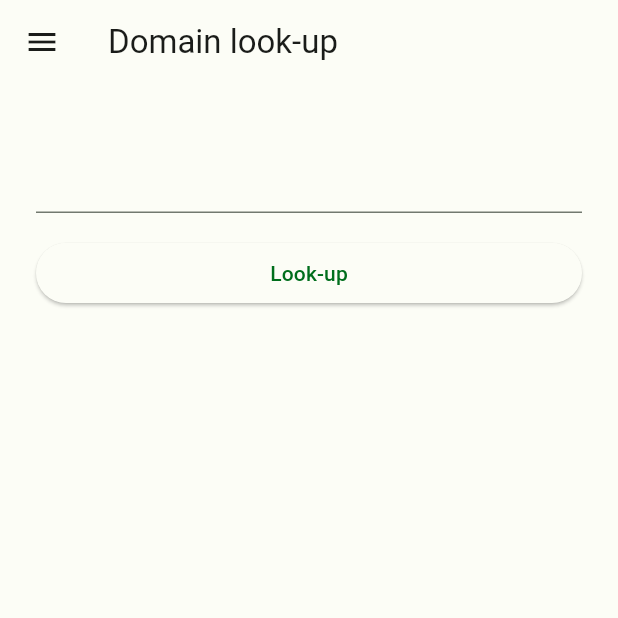
After one commit to rtafurthgarcia/NetSherlock, a Flutter app: the DNSPage screen opened by its route, on a phone screen of 412 x 824 dp, the top half of it. The commit adds this screen. Run offline on Flutter 3.47's test engine with Material 3 defaults, Android fonts, the phone set to English and light mode, and no system bars; our stand-ins replace flutter_secure_storage, sentry_flutter, skeletonizer, step_progress_indicator; missing offline and left inert: qr_mobile_vision, window_manager; accounts and stored records are empty.

Commit message:
Created a page dedicated to DNS lookups. Returns lotsa data but only display subdomains for now. Included a basic Sentry config

```diff
--- /dev/null
+++ b/lib/models/shodan_dns_entry.dart
@@ -0,0 +1,57 @@
+import 'dart:io';
+
+class ShodanDNSEntry {
+  String _subdomain;
+  String _type;
+  String _value;
+  DateTime _lastSeen;
+
+  String get subdomain => _subdomain;
+  String get type => _type;
+  String get value => _value;
+  DateTime get lastSeen => _lastSeen;
+
+  ShodanDNSEntry(
+    {required String subdomain,
+    required String type,
+    required String value,
+    required DateTime lastSeen
+    }): _subdomain = subdomain,
+        _type = type,
+        _value = value,
+        _lastSeen = lastSeen;
+
+  factory ShodanDNSEntry.fromJson(Map<String, dynamic> json) {
+    return ShodanDNSEntry(
+      subdomain: json['subdomain'],
+      type: json['type'],
+      value: json['value'],
+      lastSeen: DateTime.parse(json['last_seen'])
+    );
+  }
+}
+
+class ShodanDNSLookupResult {
+  String _domain;
+  List<String> _subdomains;
+  List<ShodanDNSEntry> _entries;
+
+  String get name => _domain;
+  List<String> get subdomains => _subdomains;
+  List<ShodanDNSEntry> get entries => _entries;
+
+  ShodanDNSLookupResult(
+    {required String domain,
+    required List<String> subdomains,
+    required List<ShodanDNSEntry> entries
+    }): _domain = domain,
+        _subdomains = subdomains,
+        _entries = entries;
+
+  factory ShodanDNSLookupResult.fromJson(Map<String, dynamic> json) {
+    return ShodanDNSLookupResult(
+      domain: json['domain'],
+      entries: List<ShodanDNSEntry>.from((json['data'] as List).map((s) => ShodanDNSEntry.fromJson(s))),
+      subdomains: List<String>.from(json['subdomains'] as List));
+  }
+}
--- /dev/null
+++ b/lib/pages/dns_page.dart
@@ -0,0 +1,157 @@
+import 'package:flutter/material.dart';
+import 'package:netsherlock/models/shodan_asset_model.dart';
+import 'package:netsherlock/models/shodan_dns_entry.dart';
+import 'package:netsherlock/services/shodan_account_service.dart';
+import 'package:netsherlock/services/shodan_assets_service.dart';
+import 'package:netsherlock/services/shodan_domain_service.dart';
+import 'package:netsherlock/shared.dart';
+import 'package:netsherlock/pages/asset_creation_page.dart';
+import 'package:netsherlock/widgets/custom_error_widget.dart';
+import 'package:netsherlock/widgets/navigationdrawer_widget.dart';
+import 'package:netsherlock/widgets/shodan_asset_widget.dart';
+import 'package:provider/provider.dart';
+import 'package:skeletonizer/skeletonizer.dart';
+
+class DNSPage extends StatefulWidget {
+  const DNSPage({super.key});
+
+  @override
+  State<DNSPage> createState() => _DNSPageState();
+}
+
+class _DNSPageState extends State<DNSPage> {
+  final TextEditingController domainNameController = TextEditingController();
+
+  final GlobalKey<FormState> _formKey = GlobalKey<FormState>();
+
+  @override
+  Widget build(BuildContext context) {
+    return MultiProvider(
+      providers: [
+        ChangeNotifierProvider<ShodanAccountService>(create: (_) => ShodanAccountService()),
+        ChangeNotifierProvider<ShodanDomainService>(create: (_) => ShodanDomainService()),
+      ],
+      child: Scaffold(
+        appBar: AppBar(
+          title: const Text ("Domain look-up"),
+          bottom: PreferredSize(
+            preferredSize: const Size.fromHeight(6.0),
+            child: Consumer<ShodanDomainService>(
+              builder: (context, shodanDomainService, child) {
+                if (shodanDomainService.state == ShodanState.loading) {
+                  return const LinearProgressIndicator();
+                } else {
+                  return Container();
+                }
+              }
+            ),
+          ),
+        ),
+        drawer: AppNavigationDrawer(),
+        body: Padding(
+          padding: const EdgeInsets.all(24.0),
+          child: Consumer<ShodanDomainService>(
+            builder: (context, shodanDomainService, child) {
+              return Column(
+                children: [
+                  Form(
+                    key: _formKey,
+                    child: Column(
+                      crossAxisAlignment: CrossAxisAlignment.stretch,
+                      children: [
+                        TextFormField(
+                          controller: domainNameController,
+                          decoration: const InputDecoration(labelText: ''),
+                          validator: (value) {
+                            if (value!.isEmpty) {
+                              return 'Please enter a domain name';
+                            }
+                            return null;
+                          },
+                        ),
+                        const SizedBox(height: 16.0),
+                        ElevatedButton(
+                          onPressed: () async {
+                            if (_formKey.currentState?.validate() ?? false) {
+                              String domain = domainNameController.text;
+
+                              await shodanDomainService.lookupDomain(domain);
+
+                              if (shodanDomainService.state == ShodanState.error) {
+                                ScaffoldMessenger.of(context).showSnackBar(
+                                  SnackBar(
+                                  content: Text(shodanDomainService.error.toString()),
+                                  action: SnackBarAction(
+                                    label: "It's Joever",
+                                    onPressed: () {
+                                      // accept my fate.
+                                    }),
+                                  )
+                                );
+                              }
+                            }
+                          },
+                          child: const Text('Look-up'),
+                        ),
+                        const SizedBox(height: 16.0),
+                      ],
+                    ),
+                  ),
+                  shodanDomainService.state != ShodanState.initial ? generateListViewResults(shodanDomainService) : Container()
+                ],
+              );
+            }
+          ),
+        ),     )
+    );
+  }
+
+  Widget generateListViewResults(ShodanDomainService shodanDomainService) {
+    final subdomains = shodanDomainService.state == ShodanState.loading ?
+      /*List.generate(
+        5, (index) => ShodanDNSEntry(
+          subdomain: "",
+          type: "MX",
+          value: "mx.domain.example",
+          lastSeen: DateTime.now())
+        )*/
+      List.generate(5, (index) => "bs.domain.example")
+      : shodanDomainService.result!.subdomains;
+
+    return Skeletonizer(
+      enabled: shodanDomainService.state == ShodanState.loading,
+      child: Column(
+        children: [
+          Align(
+            alignment: Alignment.centerLeft,
+            child: Text("Subdomains:",
+              style: Theme.of(context).textTheme.titleLarge!.copyWith(
+                fontWeight: FontWeight.w800
+              ),
+            ),
+          ),
+          ListView.builder(
+            padding: const EdgeInsets.all(24),
+            itemCount: subdomains.length,
+            scrollDirection: Axis.vertical,
+            shrinkWrap: true,
+            itemBuilder: (BuildContext context, index) {
+              return Card(
+                child: Column(
+                  children: [
+                    ListTile(
+                      title: Text(
+                        subdomains[index].toString(),
+                        style: Theme.of(context).textTheme.bodyLarge,
+                      ),
+                    )
+                  ]
+                ),
+              );
+            }
+          ),
+        ],
+      ),
+    );
+  }
+}
--- a/lib/providers/shodan_api_provider.dart
+++ b/lib/providers/shodan_api_provider.dart
@@ -3,6 +3,7 @@ import 'dart:io';
 import 'package:netsherlock/models/new_shodan_asset_model.dart';
 import 'package:netsherlock/models/shodan_account_model.dart';
 import 'package:netsherlock/models/shodan_asset_model.dart';
+import 'package:netsherlock/models/shodan_dns_entry.dart';
 
 import 'package:netsherlock/shared.dart';
 import 'dart:async';
@@ -60,4 +61,16 @@ class ShodanAPIProvider {
       throw const HttpException("Could not delete our asset");
     }
   }
+
+  static Future<ShodanDNSLookupResult> lookupDomain(String domain) async {
+    final response = await http.get(
+      Uri.parse("${Shared.API_URI}/dns/domain/$domain?key=${Shared.apiKey}"),
+    );
+    if (response.statusCode != 200) {
+      throw const HttpException("Could not lookup the domain");
+    } else {
+      final responseJson = jsonDecode(response.body);
+      return ShodanDNSLookupResult.fromJson(responseJson);
+    }
+  }
 }
--- /dev/null
+++ b/lib/services/shodan_domain_service.dart
@@ -0,0 +1,39 @@
+import 'package:flutter/widgets.dart';
+import 'package:netsherlock/models/new_shodan_asset_model.dart';
+import 'package:netsherlock/models/shodan_dns_entry.dart';
+import 'package:netsherlock/providers/shodan_api_provider.dart';
+import 'package:netsherlock/shared.dart';
+import 'package:netsherlock/models/shodan_asset_model.dart';
+import 'package:qr_mobile_vision/qr_camera.dart';
+
+class ShodanDomainService extends ChangeNotifier {
+  ShodanState _state = ShodanState.initial;
+  dynamic _error;
+
+  ShodanDNSLookupResult? result;
+
+  ShodanState get state => _state;
+  dynamic get error => _error;
+
+  Future<void> lookupDomain(String domain) async {
+    _state = ShodanState.loading;
+    notifyListeners();
+
+     if (Shared.apiKey.isEmpty) {
+      _state = ShodanState.unauthenticated;
+      notifyListeners();
+      return;
+    }
+
+    try {
+      result = await ShodanAPIProvider.lookupDomain(domain);
+
+      _state = ShodanState.ok;
+    } catch (exception) {
+      _state = ShodanState.error;
+      _error = exception;
+    }
+
+    notifyListeners();
+  }
+}
--- a/lib/widgets/navigationdrawer_widget.dart
+++ b/lib/widgets/navigationdrawer_widget.dart
@@ -17,7 +17,7 @@ List<DrawerDestination> destinations = <DrawerDestination>[
   /*DrawerDestination(label: 'Account', icon: const Icon(Icons.account_circle_outlined), selectedIcon: const Icon(Icons.account_circle), routeName: "/account", isHidden: true),*/
   DrawerDestination(label: 'Assets', icon: const Icon(Icons.api_outlined), selectedIcon: const Icon(Icons.api), routeName: "/assets"),
   DrawerDestination(label: 'Scans', icon: const Icon(Icons.domain_verification_outlined), selectedIcon: const Icon(Icons.domain_verification), routeName: "/scans"),
-  DrawerDestination(label: 'DNS', icon: const Icon(Icons.dns_outlined), selectedIcon: const Icon(Icons.dns), routeName: "/dns"),
+  DrawerDestination(label: 'DNS', icon: const Icon(Icons.dns_outlined), selectedIcon: const Icon(Icons.dns), routeName: "/lookup"),
 ];
 
 class AppNavigationDrawer extends StatefulWidget {
--- a/pubspec.yaml
+++ b/pubspec.yaml
@@ -24,6 +24,7 @@ dependencies:
   skeletonizer: ^1.0.1
   badges: ^2.0.3
   intl:
+  sentry_flutter: ^7.16.1
 
 dev_dependencies:
   flutter_test:
```
Also changed, not shown: lib/main.dart (+10 -1 lines), 5 other files.
